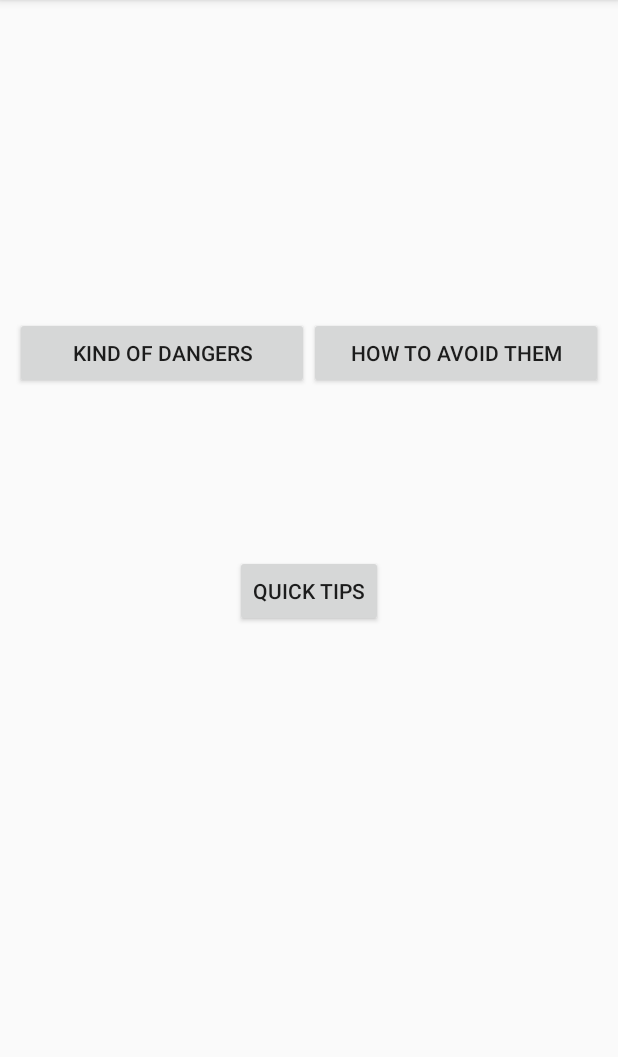
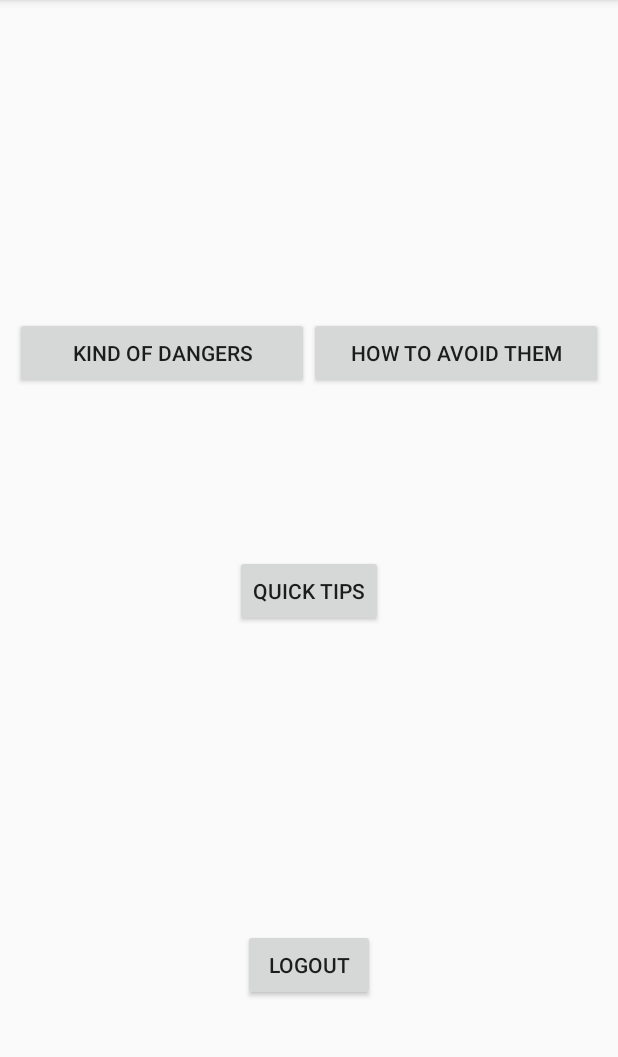
Before and after one commit to Boris-White-School/StaySafe_V2, an Android app: the HomeActivity screen opened directly, with no data from a screen before it, on a phone screen of 412 x 824 dp, the part 84-1141 px from its top. Run offline under Robolectric (Android 15) with nearby library versions, the phone set to English and light mode, and no system bars.

Commit message:
Add Logout

```diff
--- a/app/src/main/java/com/example/pc/staysafe/HomeActivity.java
+++ b/app/src/main/java/com/example/pc/staysafe/HomeActivity.java
@@ -60,6 +60,11 @@ public class HomeActivity extends AppCompatActivity {
                 // No activity yet
                 Toast.makeText(this, "No activity yet", Toast.LENGTH_SHORT).show();
                 break;
+
+            case R.id.logout:
+                Log.w(getLocalClassName(), "logout");
+                startActivity(new Intent(getBaseContext(), Login.class));
+                break;
         }
     }
 
--- a/app/src/main/res/layout/activity_home.xml
+++ b/app/src/main/res/layout/activity_home.xml
@@ -45,5 +45,17 @@
             android:layout_width="wrap_content"
             android:layout_height="wrap_content" />
     </LinearLayout>
+    <LinearLayout
+        android:layout_width="match_parent"
+        android:layout_height="0dp"
+        android:layout_weight="1"
+        android:gravity="center">
+    <Button
+        android:id="@+id/logout"
+        android:layout_width="wrap_content"
+        android:layout_height="wrap_content"
+        android:onClick="onHomeButtonClick"
+        android:text="LOGOUT"/>
+    </LinearLayout>
 
 </LinearLayout>
--- a/app/src/main/res/layout/activity_login.xml
+++ b/app/src/main/res/layout/activity_login.xml
@@ -9,7 +9,7 @@
     <TextView
         android:layout_width="wrap_content"
         android:layout_height="wrap_content"
-        android:text="Login / register"
+        android:text="Sessions"
         android:id="@+id/textView"
         android:layout_alignParentTop="true"
         android:layout_centerHorizontal="true"
```
